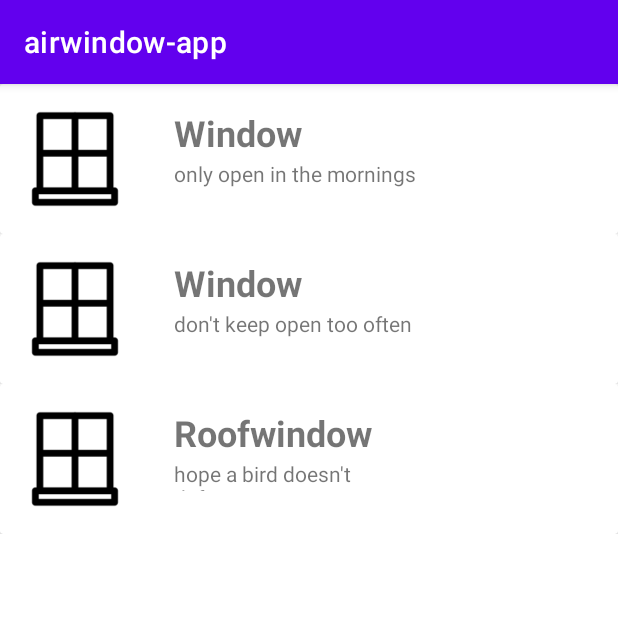
After one commit to janbuettiker/airwindow-app, an Android app: the WindowOverviewActivity screen opened directly, with no data from a screen before it, on a phone screen of 412 x 824 dp, the top half of it. The commit adds this screen. Run offline under Robolectric (Android 15) with nearby library versions, the phone set to English and light mode, and no system bars.

Commit message:
added basic recycler view for data display

```diff
--- a/app/src/main/AndroidManifest.xml
+++ b/app/src/main/AndroidManifest.xml
@@ -14,6 +14,9 @@
         android:theme="@style/Theme.Airwindowapp"
         tools:targetApi="31">
         <activity
+            android:name=".activities.WindowOverviewActivity"
+            android:exported="false" />
+        <activity
             android:name=".MainActivity"
             android:exported="true">
             <intent-filter>
--- a/app/src/main/java/com/example/airwindow_app/MainActivity.java
+++ b/app/src/main/java/com/example/airwindow_app/MainActivity.java
@@ -2,7 +2,11 @@ package com.example.airwindow_app;
 
 import androidx.appcompat.app.AppCompatActivity;
 
+import android.content.Intent;
 import android.os.Bundle;
+import android.view.View;
+
+import com.example.airwindow_app.activities.WindowOverviewActivity;
 
 public class MainActivity extends AppCompatActivity {
 
@@ -11,4 +15,9 @@ public class MainActivity extends AppCompatActivity {
         super.onCreate(savedInstanceState);
         setContentView(R.layout.activity_main);
     }
+
+    public void openWindowOverview(View view) {
+        Intent intent = new Intent(this, WindowOverviewActivity.class);
+        startActivity(intent);
+    }
 }
--- /dev/null
+++ b/app/src/main/java/com/example/airwindow_app/activities/WindowOverviewActivity.java
@@ -0,0 +1,34 @@
+package com.example.airwindow_app.activities;
+
+import androidx.appcompat.app.AppCompatActivity;
+import androidx.recyclerview.widget.LinearLayoutManager;
+import androidx.recyclerview.widget.RecyclerView;
+
+import android.os.Bundle;
+
+import com.example.airwindow_app.R;
+import com.example.airwindow_app.adapters.WindowAdapter;
+
+public class WindowOverviewActivity extends AppCompatActivity {
+
+    RecyclerView recyclerView;
+
+    String windowNames[], windowDescriptions[];
+    int windowImages[] = {R.drawable.window_closed, R.drawable.window_opened};
+
+    @Override
+    protected void onCreate(Bundle savedInstanceState) {
+        super.onCreate(savedInstanceState);
+        setContentView(R.layout.activity_window_overview);
+
+        recyclerView = findViewById(R.id.windowRecyclerView);
+
+        windowNames = getResources().getStringArray(R.array.window_names);
+        windowDescriptions = getResources().getStringArray(R.array.window_descriptions);
+
+        WindowAdapter windowAdapter = new WindowAdapter(this, windowNames, windowDescriptions, windowImages);
+        recyclerView.setAdapter(windowAdapter);
+        recyclerView.setLayoutManager(new LinearLayoutManager(this));
+
+    }
+}
--- /dev/null
+++ b/app/src/main/java/com/example/airwindow_app/adapters/WindowAdapter.java
@@ -0,0 +1,62 @@
+package com.example.airwindow_app.adapters;
+
+import android.content.Context;
+import android.view.LayoutInflater;
+import android.view.View;
+import android.view.ViewGroup;
+import android.widget.ImageView;
+import android.widget.TextView;
+
+import androidx.annotation.NonNull;
+import androidx.recyclerview.widget.RecyclerView;
+
+import com.example.airwindow_app.R;
+
+public class WindowAdapter extends RecyclerView.Adapter<WindowAdapter.WindowViewHolder> {
+
+    String nameData[], descriptionData[];
+    int imageData[];
+    Context context;
+
+    public WindowAdapter(Context ct, String names[], String descriptions[], int images[]) {
+        context = ct;
+        nameData = names;
+        descriptionData = descriptions;
+        imageData = images;
+    }
+
+    @NonNull
+    @Override
+    public WindowViewHolder onCreateViewHolder(@NonNull ViewGroup parent, int viewType) {
+        LayoutInflater layoutInflater = LayoutInflater.from(context);
+        View view = layoutInflater.inflate(R.layout.window_view_row, parent, false);
+        return new WindowViewHolder(view);
+    }
+
+    @Override
+    public void onBindViewHolder(@NonNull WindowViewHolder holder, int position) {
+        // Demo data, to be replaced
+        // Sets the view items to positional values in the data arrays
+        holder.nameTV.setText(nameData[position]);
+        holder.descriptionTV.setText(descriptionData[position]);
+        holder.iconIV.setImageResource(imageData[0]);
+    }
+
+    @Override
+    public int getItemCount() {
+        return nameData.length;
+    }
+
+    public class WindowViewHolder extends RecyclerView.ViewHolder {
+
+        TextView nameTV, descriptionTV;
+        ImageView iconIV;
+
+        public WindowViewHolder(@NonNull View windowItemView) {
+            super(windowItemView);
+            nameTV = windowItemView.findViewById(R.id.tvWindowName);
+            descriptionTV = windowItemView.findViewById(R.id.tvWindowDescription);
+            iconIV = windowItemView.findViewById(R.id.ivWindowIcon);
+        }
+    }
+}
--- a/app/src/main/res/layout/activity_main.xml
+++ b/app/src/main/res/layout/activity_main.xml
@@ -7,12 +7,25 @@
     tools:context=".MainActivity">
 
     <TextView
+        android:id="@+id/textView"
         android:layout_width="wrap_content"
         android:layout_height="wrap_content"
         android:text="Hello World!"
         app:layout_constraintBottom_toBottomOf="parent"
         app:layout_constraintEnd_toEndOf="parent"
         app:layout_constraintStart_toStartOf="parent"
-        app:layout_constraintTop_toTopOf="parent" />
+        app:layout_constraintTop_toTopOf="parent"
+        app:layout_constraintVertical_bias="0.439" />
+
+    <Button
+        android:id="@+id/windowOverviewButton"
+        android:layout_width="wrap_content"
+        android:layout_height="wrap_content"
+        android:layout_marginTop="36dp"
+        android:onClick="openWindowOverview"
+        android:text="Window Overview"
+        app:layout_constraintEnd_toEndOf="parent"
+        app:layout_constraintStart_toStartOf="parent"
+        app:layout_constraintTop_toBottomOf="@+id/textView" />
 
 </androidx.constraintlayout.widget.ConstraintLayout>
--- /dev/null
+++ b/app/src/main/res/layout/activity_window_overview.xml
@@ -0,0 +1,13 @@
+<?xml version="1.0" encoding="utf-8"?>
+<androidx.constraintlayout.widget.ConstraintLayout xmlns:android="http://schemas.android.com/apk/res/android"
+    xmlns:app="http://schemas.android.com/apk/res-auto"
+    xmlns:tools="http://schemas.android.com/tools"
+    android:layout_width="match_parent"
+    android:layout_height="match_parent"
+    tools:context=".activities.WindowOverviewActivity">
+
+    <androidx.recyclerview.widget.RecyclerView
+        android:id="@+id/windowRecyclerView"
+        android:layout_width="match_parent"
+        android:layout_height="match_parent" />
+</androidx.constraintlayout.widget.ConstraintLayout>
--- /dev/null
+++ b/app/src/main/res/layout/window_view_row.xml
@@ -0,0 +1,50 @@
+<?xml version="1.0" encoding="utf-8"?>
+<androidx.constraintlayout.widget.ConstraintLayout xmlns:android="http://schemas.android.com/apk/res/android"
+    xmlns:app="http://schemas.android.com/apk/res-auto"
+    xmlns:tools="http://schemas.android.com/tools"
+    android:layout_width="match_parent"
+    android:layout_height="wrap_content">
+
+    <androidx.cardview.widget.CardView
+        android:layout_width="match_parent"
+        android:layout_height="wrap_content"
+        app:layout_constraintBottom_toBottomOf="parent"
+        app:layout_constraintEnd_toEndOf="parent"
+        app:layout_constraintStart_toStartOf="parent"
+        app:layout_constraintTop_toTopOf="parent">
+
+        <androidx.constraintlayout.widget.ConstraintLayout
+            android:layout_width="match_parent"
+            android:layout_height="match_parent">
+
+            <ImageView
+                android:id="@+id/ivWindowIcon"
+                android:layout_width="100dp"
+                android:layout_height="100dp"
+                app:layout_constraintBottom_toBottomOf="parent"
+                app:layout_constraintStart_toStartOf="parent"
+                app:layout_constraintTop_toTopOf="parent"
+                app:srcCompat="@drawable/window_closed" />
+
+            <TextView
+                android:id="@+id/tvWindowName"
+                android:layout_width="163dp"
+                android:layout_height="34dp"
+                android:layout_marginStart="16dp"
+                android:layout_marginTop="16dp"
+                android:text="Name"
+                android:textSize="24sp"
+                android:textStyle="bold"
+                app:layout_constraintStart_toEndOf="@+id/ivWindowIcon"
+                app:layout_constraintTop_toTopOf="parent" />
+
+            <TextView
+                android:id="@+id/tvWindowDescription"
+                android:layout_width="169dp"
+                android:layout_height="21dp"
+                android:text="Description"
+                app:layout_constraintStart_toStartOf="@+id/tvWindowName"
+                app:layout_constraintTop_toBottomOf="@+id/tvWindowName" />
+        </androidx.constraintlayout.widget.ConstraintLayout>
+    </androidx.cardview.widget.CardView>
+</androidx.constraintlayout.widget.ConstraintLayout>
--- a/app/src/main/res/values/strings.xml
+++ b/app/src/main/res/values/strings.xml
@@ -1,3 +1,14 @@
 <resources>
     <string name="app_name">airwindow-app</string>
+
+    <string-array name="window_names">
+        <item>Window Bedroom South</item>
+        <item>Window Bathroom North</item>
+        <item>Roofwindow Bathroom</item>
+    </string-array>
+    <string-array name="window_descriptions">
+        <item>only open in the mornings</item>
+        <item>don\'t keep open too often</item>
+        <item>hope a bird doesn\'t defecate</item>
+    </string-array>
 </resources>
```
Also changed, not shown: app/src/main/res/drawable/window_closed.png (added), app/src/main/res/drawable/window_opened.png (added).
